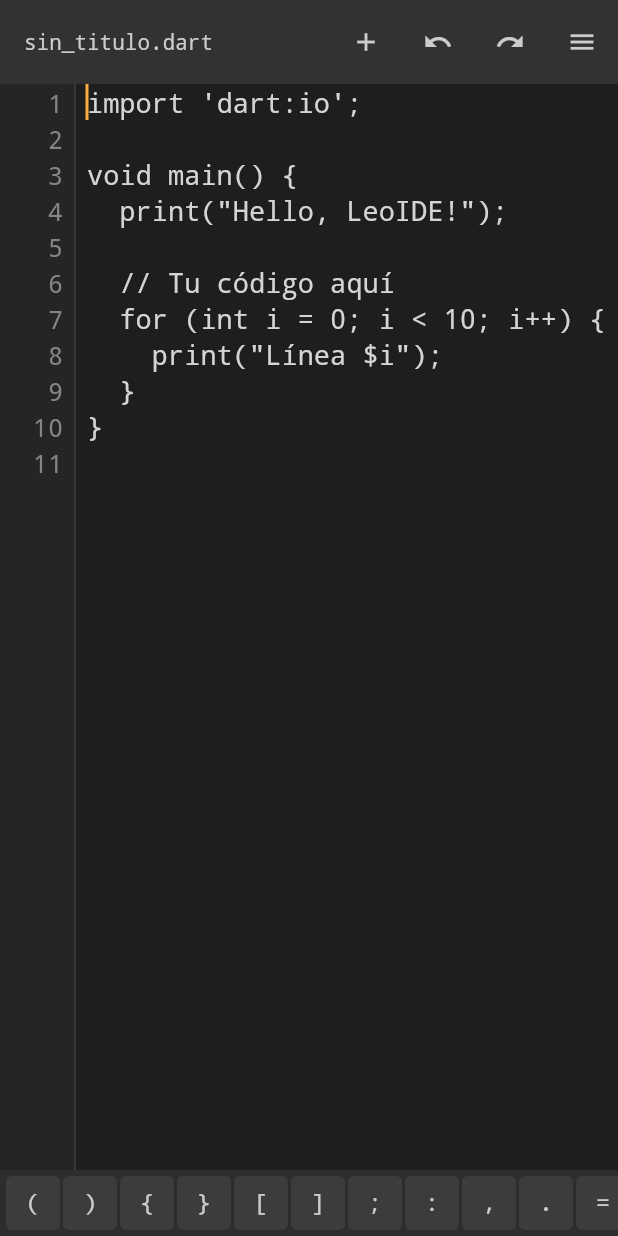
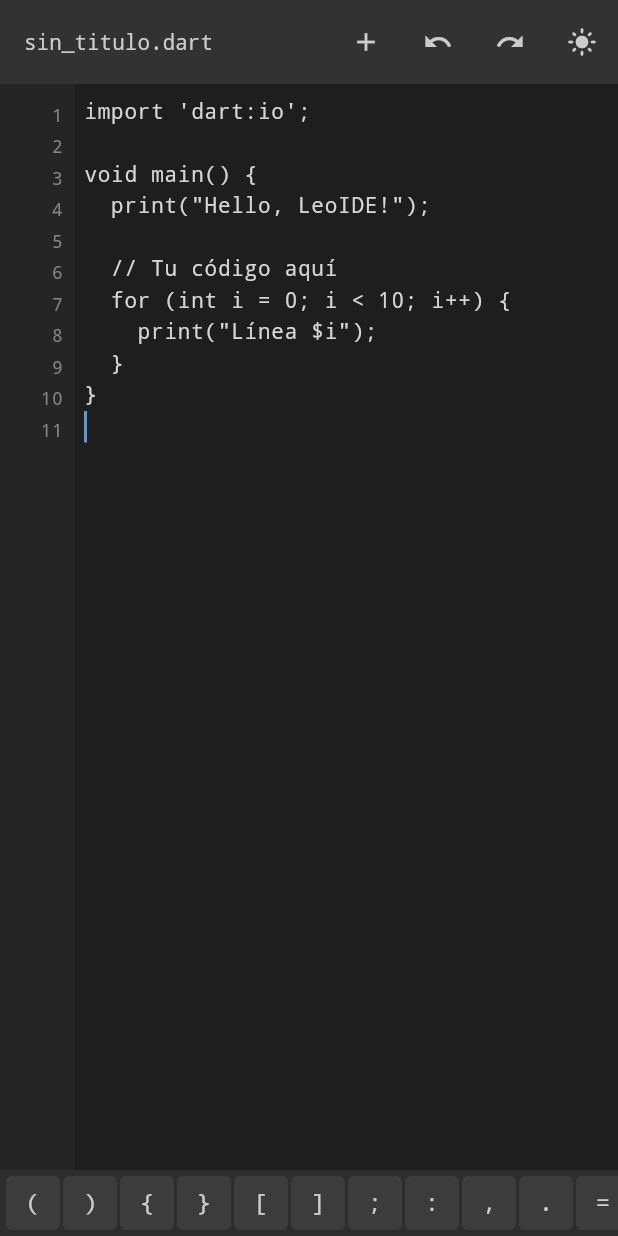
Before and after one commit to Leoshi123/LeoIDE, a Flutter app: the screen it shows after launch, on a phone screen of 412 x 824 dp. Run offline on Flutter 3.47's test engine with Material 3 defaults, Android fonts, the phone set to English and light mode, and no system bars.

Commit message:
fix: replace CustomPainter with TextField for functional editing
- TextField with VS Code dark theme (monospace, dark bg, colored cursor)
- Line number gutter on the left side
- TextEditingController syncs with Piece Table engine
- SymbolBar inserts at cursor position
- Undo/Redo buttons sync engine with controller
- Theme toggle (dark/light) for editor
- Working keyboard input on Linux desktop

```diff
--- a/lib/main.dart
+++ b/lib/main.dart
@@ -33,33 +33,31 @@ class _LeoIDEAppState extends State<LeoIDEApp> {
       theme: AppTheme.lightTheme,
       darkTheme: AppTheme.darkTheme,
       themeMode: _isDarkMode ? ThemeMode.dark : ThemeMode.light,
-      home: const EditorScreen(),
+      home: EditorScreen(onToggleTheme: _toggleTheme, isDark: _isDarkMode),
     );
   }
 }
 
 /// Pantalla principal del editor de código.
 class EditorScreen extends StatefulWidget {
-  const EditorScreen({super.key});
+  final VoidCallback? onToggleTheme;
+  final bool isDark;
+
+  const EditorScreen({super.key, this.onToggleTheme, this.isDark = true});
 
   @override
   State<EditorScreen> createState() => _EditorScreenState();
 }
 
 class _EditorScreenState extends State<EditorScreen> {
-  /// Engine principal del editor.
   late final TextEngine _engine;
+  late final TextEditingController _textController;
+  bool _syncing = false;
 
-  /// Viewport para virtual scrolling.
-  late final VirtualViewport _viewport;
+  String _currentExtension = '.dart';
+  String _currentFileName = 'sin_titulo.dart';
+  bool _isDark = true;
 
-  /// Extensión del archivo actual (para la barra de símbolos).
-  String _currentExtension = '.dart';
-
-  /// Nombre del archivo actual.
-  String _currentFileName = 'sin_titulo.dart';
-
-  /// Código de ejemplo inicial.
   static const String _defaultCode = '''import 'dart:io';
 
 void main() {
@@ -75,62 +73,99 @@ void main() {
   @override
   void initState() {
     super.initState();
+    _isDark = widget.isDark;
     _engine = TextEngine(_defaultCode);
-    _viewport = VirtualViewport(
-      viewportHeight: 600,
-      viewportWidth: 400,
-      totalLines: _engine.lineCount,
-    );
-    _updateMaxLineWidth();
-  }
+    _textController = TextEditingController(text: _engine.text);
+    _textController.addListener(_onTextChanged);
 
-  void _updateMaxLineWidth() {
-    double maxWidth = 0;
+    // Posicionar cursor al final del texto de ejemplo
+    final len = _engine.length;
+    _textController.selection = TextSelection.collapsed(offset: len);
     for (int i = 0; i < _engine.lineCount; i++) {
-      maxWidth = maxWidth > (_engine.lineAt(i).length * _viewport.charWidth)
-          ? maxWidth
-          : _engine.lineAt(i).length * _viewport.charWidth;
+      _engine.moveCursorDown();
     }
-    _viewport.maxLineWidth = maxWidth;
   }
 
   void _onTextChanged() {
-    _updateMaxLineWidth();
-    _viewport.ensureCursorVisible(
-      _engine.cursor.line,
-      _engine.cursor.column,
+    if (_syncing) return;
+    _syncing = true;
+
+    final newText = _textController.text;
+    if (newText != _engine.text) {
+      _engine.loadText(newText);
+    }
+
+    // Actualizar cursor del engine desde la selección del controller
+    final sel = _textController.selection;
+    if (sel.isValid && sel.isCollapsed) {
+      final pos = sel.baseOffset.clamp(0, _engine.length);
+      final (line, col) = _engine.pieceTable.positionToLineCol(pos);
+      // Reset cursor a (0,0) y navegar
+      for (int i = _engine.cursor.line; i > 0; i--) {
+        _engine.moveCursorUp();
+      }
+      for (int i = _engine.cursor.column; i > 0; i--) {
+        _engine.moveCursorLeft();
+      }
+      for (int i = 0; i < line; i++) {
+        _engine.moveCursorDown();
+      }
+      for (int i = 0; i < col; i++) {
+        _engine.moveCursorRight();
+      }
+    }
+
+    _syncing = false;
+  }
+
+  void _syncControllerFromEngine() {
+    _syncing = true;
+    final cursor = _engine.cursor;
+    final pos = _engine.pieceTable.lineColToPosition(cursor.line, cursor.column);
+
+    _textController.value = TextEditingValue(
+      text: _engine.text,
+      selection: TextSelection.collapsed(offset: pos),
     );
-    setState(() {});
+    _syncing = false;
   }
 
   void _onSymbolTap(String symbol) {
     _engine.insertAtCursor(symbol);
-    _onTextChanged();
+    _syncControllerFromEngine();
+  }
+
+  void _onUndo() {
+    _engine.undo();
+    _syncControllerFromEngine();
+  }
+
+  void _onRedo() {
+    _engine.redo();
+    _syncControllerFromEngine();
   }
 
   void _onNewFile() {
-    setState(() {
-      _engine.loadText('');
-      _currentFileName = 'sin_titulo.dart';
-      _currentExtension = '.dart';
-      _viewport.totalLines = 1;
-      _viewport.scrollY = 0;
-      _viewport.scrollX = 0;
-    });
+    _engine.loadText('');
+    _currentFileName = 'sin_titulo.dart';
+    _currentExtension = '.dart';
+    _syncControllerFromEngine();
+  }
+
+  @override
+  void dispose() {
+    _textController.removeListener(_onTextChanged);
+    _textController.dispose();
+    super.dispose();
   }
 
   @override
   Widget build(BuildContext context) {
-    final editorColors = _getEditorColors(context);
-
     return Scaffold(
       appBar: AppBar(
         title: Text(
           _currentFileName,
-          style: const TextStyle(
-            fontFamily: 'monospace',
-            fontSize: 14,
-          ),
+          style: const TextStyle(fontFamily: 'monospace', fontSize: 14),
         ),
         actions: [
           IconButton(
@@ -141,49 +176,76 @@ void main() {
           IconButton(
             icon: const Icon(Icons.undo, size: 20),
             tooltip: 'Deshacer',
-            onPressed: () {
-              _engine.undo();
-              setState(() {});
-            },
+            onPressed: _onUndo,
           ),
           IconButton(
             icon: const Icon(Icons.redo, size: 20),
             tooltip: 'Rehacer',
-            onPressed: () {
-              _engine.redo();
-              setState(() {});
-            },
+            onPressed: _onRedo,
           ),
           IconButton(
-            icon: const Icon(Icons.menu, size: 20),
-            tooltip: 'Menú',
+            icon: Icon(_isDark ? Icons.light_mode : Icons.dark_mode, size: 20),
+            tooltip: 'Cambiar tema',
             onPressed: () {
-              // Placeholder: menú de opciones
+              setState(() => _isDark = !_isDark);
+              widget.onToggleTheme?.call();
             },
           ),
         ],
       ),
       body: Column(
         children: [
-          // Editor
+          // Editor de código (TextField con estilo VS Code)
           Expanded(
-            child: LayoutBuilder(
-              builder: (context, constraints) {
-                // Actualizar dimensiones del viewport
-                _viewport.viewportHeight = constraints.maxHeight;
-                _viewport.viewportWidth = constraints.maxWidth;
-                _viewport.totalLines = _engine.lineCount;
-
-                return EditorCanvas(
-                  engine: _engine,
-                  viewport: _viewport,
-                  backgroundColor: editorColors.background,
-                  textColor: editorColors.text,
-                  lineNumberColor: editorColors.lineNumber,
-                  lineNumberBgColor: editorColors.lineNumberBg,
-                  onTextChanged: _onTextChanged,
-                );
-              },
+            child: Container(
+              color: _isDark
+                  ? const Color(0xFF1E1E1E)
+                  : const Color(0xFFFFFFFF),
+              child: Stack(
+                children: [
+                  // Números de línea (gutter)
+                  _LineNumberGutter(
+                    text: _textController.text,
+                    isDark: _isDark,
+                  ),
+                  // Campo de texto
+                  Padding(
+                    padding: const EdgeInsets.only(left: 56.0),
+                    child: TextField(
+                      controller: _textController,
+                      maxLines: null,
+                      expands: true,
+                      textAlignVertical: TextAlignVertical.top,
+                      autofocus: true,
+                      enableSuggestions: false,
+                      autocorrect: false,
+                      keyboardType: TextInputType.multiline,
+                      style: TextStyle(
+                        fontFamily: 'monospace',
+                        fontSize: 14.0,
+                        height: 1.5,
+                        color: _isDark
+                            ? const Color(0xFFD4D4D4)
+                            : const Color(0xFF1E1E1E),
+                      ),
+                      decoration: const InputDecoration(
+                        border: InputBorder.none,
+                        contentPadding: EdgeInsets.only(
+                          top: 8,
+                          right: 8,
+                          bottom: 8,
+                        ),
+                        isCollapsed: true,
+                      ),
+                      cursorColor: _isDark
+                          ? const Color(0xFF569CD6)
+                          : const Color(0xFF0066B8),
+                      cursorWidth: 2.0,
+                      scrollPhysics: const ClampingScrollPhysics(),
+                    ),
+                  ),
+                ],
+              ),
             ),
           ),
 
@@ -191,14 +253,64 @@ void main() {
           SymbolBar(
             fileExtension: _currentExtension,
             onSymbolTap: _onSymbolTap,
+            backgroundColor: _isDark
+                ? const Color(0xFF2D2D2D)
+                : const Color(0xFFE0E0E0),
+            buttonColor: _isDark
+                ? const Color(0xFF3C3C3C)
+                : const Color(0xFFD0D0D0),
+            symbolColor: _isDark
+                ? const Color(0xFFCCCCCC)
+                : const Color(0xFF333333),
           ),
         ],
       ),
     );
   }
+}
 
-  EditorColors _getEditorColors(BuildContext context) {
-    final isDark = Theme.of(context).brightness == Brightness.dark;
-    return isDark ? AppTheme.editorDark : AppTheme.editorLight;
+/// Gutter de números de línea a la izquierda del editor.
+class _LineNumberGutter extends StatelessWidget {
+  final String text;
+  final bool isDark;
+
+  const _LineNumberGutter({
+    required this.text,
+    required this.isDark,
+  });
+
+  @override
+  Widget build(BuildContext context) {
+    final lines = '\n'.allMatches(text).length + 1;
+
+    return Positioned(
+      left: 0,
+      top: 0,
+      bottom: 0,
+      child: Container(
+        width: 50,
+        color: isDark
+            ? const Color(0xFF252526)
+            : const Color(0xFFF3F3F3),
+        padding: const EdgeInsets.only(top: 10, right: 8),
+        child: Column(
+          crossAxisAlignment: CrossAxisAlignment.end,
+          children: [
+            for (int i = 1; i <= lines && i < 500; i++)
+              Text(
+                '$i',
+                style: TextStyle(
+                  fontFamily: 'monospace',
+                  fontSize: 12.0,
+                  height: 1.75,
+                  color: isDark
+                      ? const Color(0xFF858585)
+                      : const Color(0xFF999999),
+                ),
+              ),
+          ],
+        ),
+      ),
+    );
   }
 }
```
